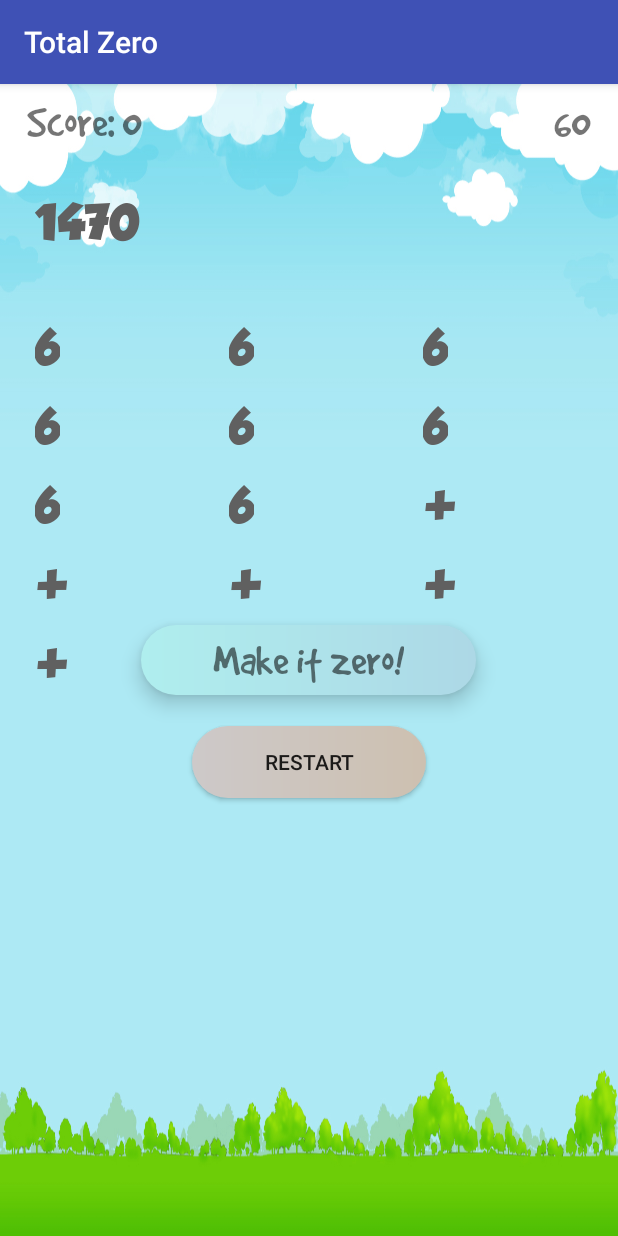
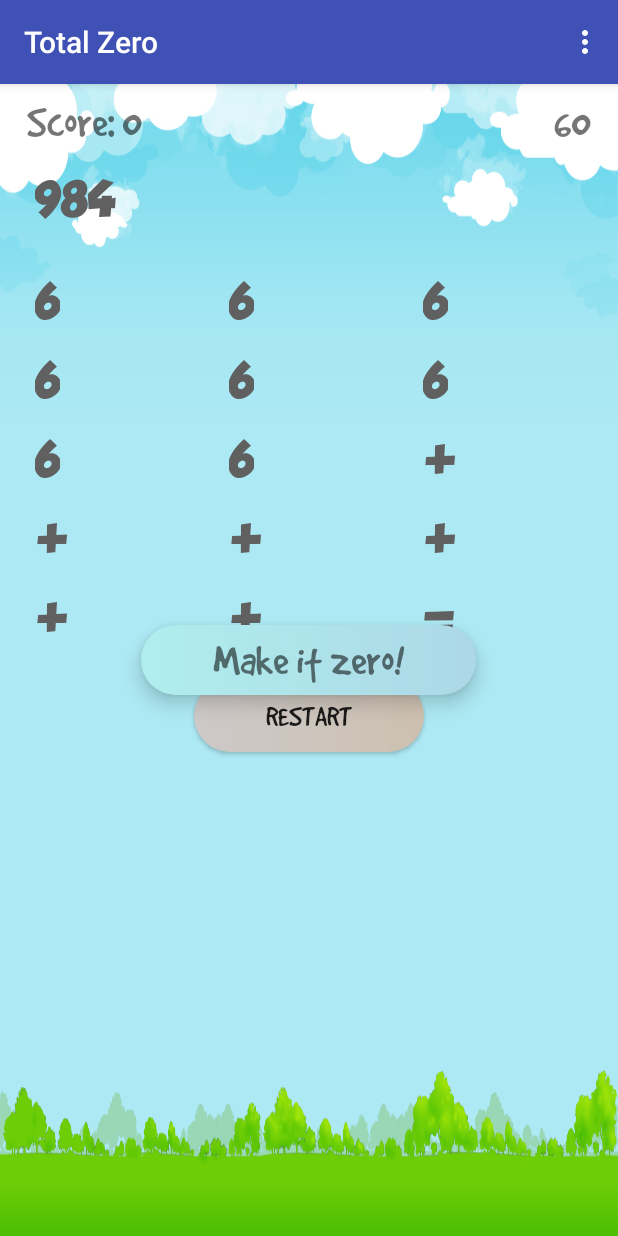
Before and after one commit to andrea-liu87/TotalZero, an Android app: the screen it shows after launch (MainActivity), on a phone screen of 412 x 824 dp. Run offline under Robolectric (Android 15) with nearby library versions, the phone set to English and light mode, and no system bars.

Commit message:
add difficulty mode

```diff
--- a/app/src/main/java/com/andreasgift/totalzero/MainActivity.java
+++ b/app/src/main/java/com/andreasgift/totalzero/MainActivity.java
@@ -1,10 +1,14 @@
 package com.andreasgift.totalzero;
 
+import android.content.Context;
+import android.content.SharedPreferences;
 import android.media.MediaPlayer;
 import android.os.Bundle;
 import android.os.CountDownTimer;
 import android.os.Handler;
 import android.support.v7.app.AppCompatActivity;
+import android.view.Menu;
+import android.view.MenuItem;
 import android.view.View;
 import android.widget.Button;
 import android.widget.TextView;
@@ -16,6 +20,14 @@ import java.util.Random;
 
 //Total Zero. The app to train your brain by using simple math
 public class MainActivity extends AppCompatActivity {
+    MenuItem easyChecked;
+    MenuItem difficultCheck;
+
+    final String LVLSHRPREFS = "levelSharedPrefs";
+    SharedPreferences levelShrdPrefs;
+    int LVLEASYSHAREDPREFSS = 1;
+    int LVLDIFFCLTSHRDPREFS =0;
+    int difficultyMode;
 
     TextView welcomeText;
     TextView scoreText;
@@ -54,6 +66,21 @@ public class MainActivity extends AppCompatActivity {
     protected void onCreate(Bundle savedInstanceState) {
         super.onCreate(savedInstanceState);
         setContentView(R.layout.activity_main);
+
+        levelShrdPrefs = getSharedPreferences(LVLSHRPREFS, Context.MODE_PRIVATE);
+        SharedPreferences.OnSharedPreferenceChangeListener listener = new SharedPreferences.OnSharedPreferenceChangeListener() {
+            @Override
+            public void onSharedPreferenceChanged(SharedPreferences sharedPreferences, String key) {
+                if(key.equals("key")){
+                    difficultyMode = sharedPreferences.getInt(key,LVLDIFFCLTSHRDPREFS);
+                    if (difficultyMode == 1){
+                    Toast.makeText(getApplicationContext(),"Level : Easy",Toast.LENGTH_LONG).show();
+                }else {
+                        Toast.makeText(getApplicationContext(),"Level : Difficult",Toast.LENGTH_LONG).show();
+                    }}
+            }
+        };
+        levelShrdPrefs.registerOnSharedPreferenceChangeListener(listener);
 
         randon = new Random(seed);
         baseNumber = 1470;
@@ -147,8 +174,47 @@ public class MainActivity extends AppCompatActivity {
 
     }
 
+    @Override
+    public boolean onCreateOptionsMenu(Menu menu) {
+        getMenuInflater().inflate(R.menu.main, menu);
+        easyChecked = menu.findItem(R.id.level_easy);
+        difficultCheck = menu.findItem(R.id.level_difficult);
+        if (difficultyMode == LVLEASYSHAREDPREFSS){
+            easyChecked.setChecked(true);
+            difficultCheck.setChecked(false);
+        }else {
+            easyChecked.setChecked(false);
+            difficultCheck.setChecked(true);
+        }
+        return true;
+    }
+
+
+    @Override
+    public boolean onOptionsItemSelected(MenuItem item) {
+        SharedPreferences.Editor editor = levelShrdPrefs.edit();
+        if (item.getItemId() == R.id.level_easy){
+            editor.putInt("key",LVLEASYSHAREDPREFSS);
+            editor.commit();
+            item.setChecked(true);
+            difficultCheck.setChecked(false);
+                return true;}
+                else{
+            editor.putInt("key",LVLDIFFCLTSHRDPREFS);
+            editor.commit();
+            item.setChecked(true);
+            easyChecked.setChecked(false);
+                return true;
+        }
+    }
+
     //Set all number and sign on the TEXTvIEW
     private void setAllNumber() {
+        if (difficultyMode == LVLEASYSHAREDPREFSS){
+            baseNumber = randomInt(8,33);
+        }else {
+            baseNumber = randomInt(146, 1499);
+        }
         equationString = toStr(baseNumber);
         equationText.setText(equationString);
 
--- a/app/src/main/res/layout/activity_main.xml
+++ b/app/src/main/res/layout/activity_main.xml
@@ -22,20 +22,20 @@
                 android:layout_width="wrap_content"
                 android:layout_height="wrap_content"
                 android:id="@+id/score"
-                android:layout_marginLeft="8dp"
+                android:layout_marginLeft="@dimen/padding"
                 android:fontFamily="@font/gooddog"
                 android:text="Score: 0"
-                android:textSize="30sp"
+                android:textSize="@dimen/text_size"
                 android:layout_alignParentLeft="true"/>
 
             <TextView
                 android:layout_width="wrap_content"
                 android:layout_height="wrap_content"
                 android:id="@+id/timer"
-                android:layout_marginRight="8dp"
+                android:layout_marginRight="@dimen/padding"
                 android:fontFamily="@font/gooddog"
                 android:text="60"
-                android:textSize="30sp"
+                android:textSize="@dimen/text_size"
                 android:layout_alignParentRight="true"/>
         </RelativeLayout>
 
@@ -43,7 +43,7 @@
             android:id="@+id/equation_text"
             android:layout_width="match_parent"
             android:layout_height="wrap_content"
-            android:layout_margin="15dp"
+            android:layout_marginLeft="15dp"
             style="@style/TextViewforGrid"
             android:text="1470"
             android:textSize="@dimen/text_size" />
@@ -52,10 +52,9 @@
             android:id="@+id/gridLayout"
             android:layout_width="fill_parent"
             android:layout_height="wrap_content"
+            android:layout_gravity = "bottom"
             android:layout_margin="15dp"
-            android:columnCount="3"
-            android:scrollbars="vertical"
-            android:verticalScrollbarPosition="right">
+            android:columnCount="3">
 
             <TextView
                 android:id="@+id/variabel1"
@@ -124,13 +123,15 @@
 
         <Button
             android:id="@+id/restart_button"
+            android:textSize="20sp"
+            android:fontFamily="@font/gooddog"
             android:layout_width="wrap_content"
             android:layout_height="wrap_content"
             android:layout_gravity="center_horizontal"
             android:background="@drawable/bttn_plain"
-            android:layout_marginBottom="15dp"
+            android:layout_marginBottom="10dp"
             android:elevation="5dp"
-            android:paddingVertical="8dp"
+            android:paddingVertical="@dimen/padding"
             android:paddingHorizontal="48dp"
             android:text="restart" />
     </LinearLayout>
@@ -144,10 +145,10 @@
         android:layout_margin="15dp"
         android:background="@drawable/button_capsule"
         android:elevation="8dp"
-        android:paddingVertical="8dp"
+        android:paddingVertical="@dimen/padding"
         android:paddingHorizontal="48dp"
         android:fontFamily="@font/gooddog"
         android:text="@string/welcome_text"
-        android:textSize="30sp" />
+        android:textSize="@dimen/text_size"/>
 
 </FrameLayout>
--- /dev/null
+++ b/app/src/main/res/menu/main.xml
@@ -0,0 +1,13 @@
+<?xml version="1.0" encoding="utf-8"?>
+<menu xmlns:android="http://schemas.android.com/apk/res/android">
+    <group android:checkableBehavior="single">
+        <item
+            android:id="@+id/level_easy"
+            android:checkable="true"
+            android:title="Easy" />
+        <item
+            android:id="@+id/level_difficult"
+            android:checkable="true"
+            android:title="Difficult" />
+    </group>
+</menu>
--- a/app/src/main/res/values-large/dimens.xml
+++ b/app/src/main/res/values-large/dimens.xml
@@ -1,5 +1,7 @@
 <?xml version="1.0" encoding="utf-8"?>
 <resources>
     <dimen name="text_size">42sp</dimen>
+    <dimen name="margin_right">120dp</dimen>
+    <dimen name="padding">12dp</dimen>
 
 </resources>
--- a/app/src/main/res/values-xlarge/dimens.xml
+++ b/app/src/main/res/values-xlarge/dimens.xml
@@ -2,4 +2,6 @@
 <resources>
 
     <dimen name="text_size">48sp</dimen>
+    <dimen name="margin_right">128dp</dimen>
+    <dimen name="padding">16dp</dimen>
 </resources>
--- a/app/src/main/res/values/dimens.xml
+++ b/app/src/main/res/values/dimens.xml
@@ -1,5 +1,7 @@
 <?xml version="1.0" encoding="utf-8"?>
 <resources>
     <dimen name="text_size">30sp</dimen>
+    <dimen name="margin_right">90dp</dimen>
+    <dimen name="padding">8dp</dimen>
 
 </resources>
--- a/app/src/main/res/values/styles.xml
+++ b/app/src/main/res/values/styles.xml
@@ -9,9 +9,9 @@
     </style>
 
 <style name="TextViewforGrid" parent="Base.Widget.AppCompat.TextView.SpinnerItem">
-    <item name="android:textSize">30sp</item>
-    <item name="android:padding">8dp</item>
-    <item name="android:layout_marginRight">90dp</item>
+    <item name="android:textSize">@dimen/text_size</item>
+    <item name="android:padding">@dimen/padding</item>
+    <item name="android:layout_marginRight">@dimen/margin_right</item>
     <item name="android:layout_width">wrap_content</item>
     <item name="android:layout_height">wrap_content</item>
     <item name="android:text">8</item>
@@ -20,8 +20,8 @@
 </style>
 
     <style name="GoodDogTextStyle" parent="Base.Widget.AppCompat.TextView.SpinnerItem">
-        <item name="android:textSize">30sp</item>
-        <item name="android:padding">10dp</item>
+        <item name="android:textSize">@dimen/text_size</item>
+        <item name="android:padding">@dimen/padding</item>
         <item name="android:textColor">#606060</item>
         <item name="android:fontFamily">@font/gooddog</item>
     </style>
```
